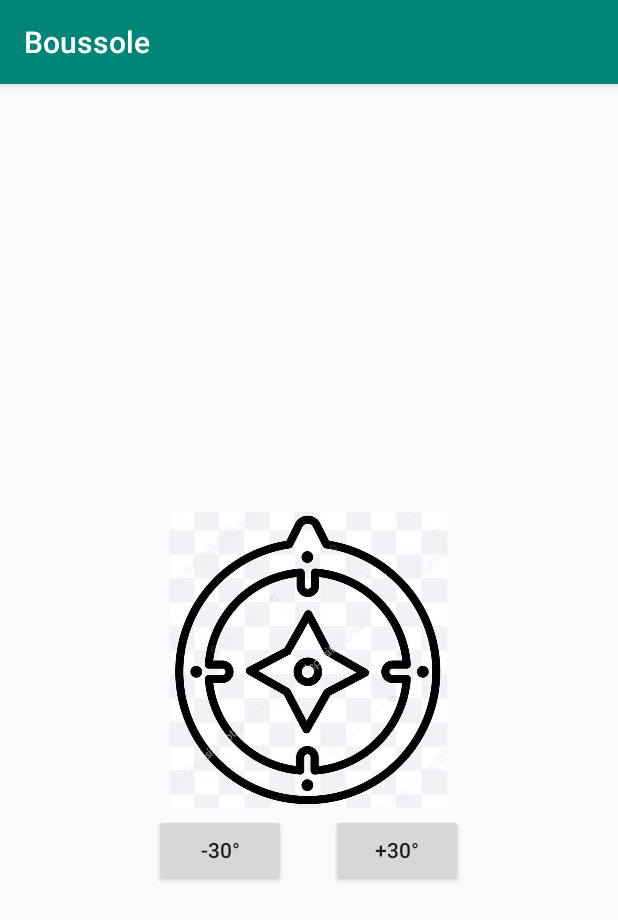
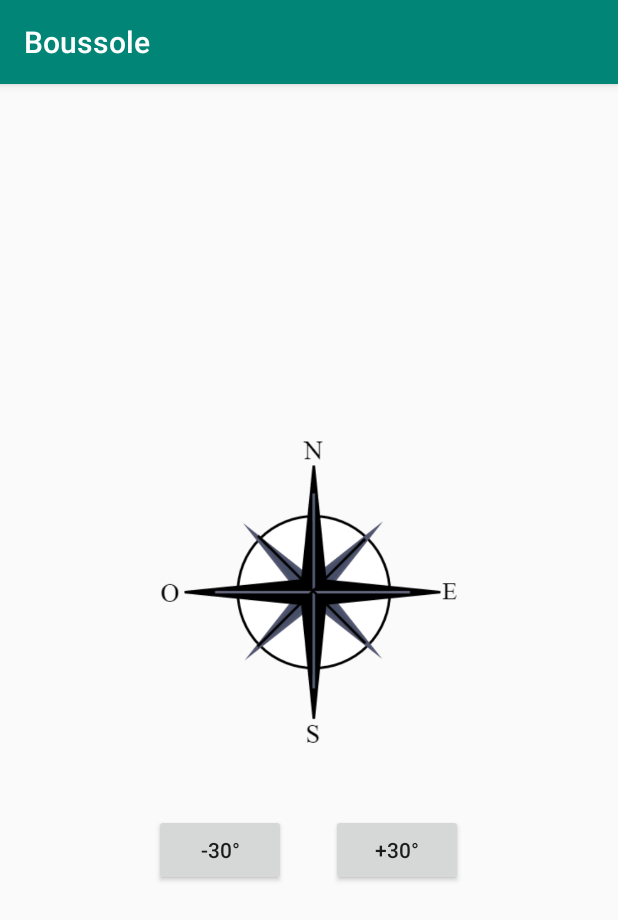
Before and after one commit to Kaakugen/Boussole2, an Android app: the screen it shows after launch (MainActivity), on a phone screen of 412 x 824 dp. Shown: the top 920 px of the screen. Run offline under Robolectric (Android 15) with nearby library versions, the phone set to English and light mode, and no system bars.

Commit message:
true compass

```diff
--- a/app/src/main/res/layout/activity_main.xml
+++ b/app/src/main/res/layout/activity_main.xml
@@ -18,14 +18,16 @@
 
         <ImageView
             android:id="@+id/Compass"
-            android:layout_width="206dp"
-            android:layout_height="197dp"
+            android:layout_width="201dp"
+            android:layout_height="249dp"
             android:contentDescription="@string/app_name"
             app:layout_constraintBottom_toBottomOf="parent"
             app:layout_constraintEnd_toEndOf="parent"
+            app:layout_constraintHorizontal_bias="0.505"
             app:layout_constraintStart_toStartOf="parent"
             app:layout_constraintTop_toTopOf="parent"
-            app:srcCompat="@drawable/boussole" />
+            app:layout_constraintVertical_bias="0.361"
+            app:srcCompat="@drawable/boussole3" />
 
         <Button
             android:id="@+id/buttonM30"
```
Also changed, not shown: app/src/main/java/com/example/boussole/MainActivity.java (+13 -1 lines), app/src/main/res/drawable/boussole3.jpg (added).
